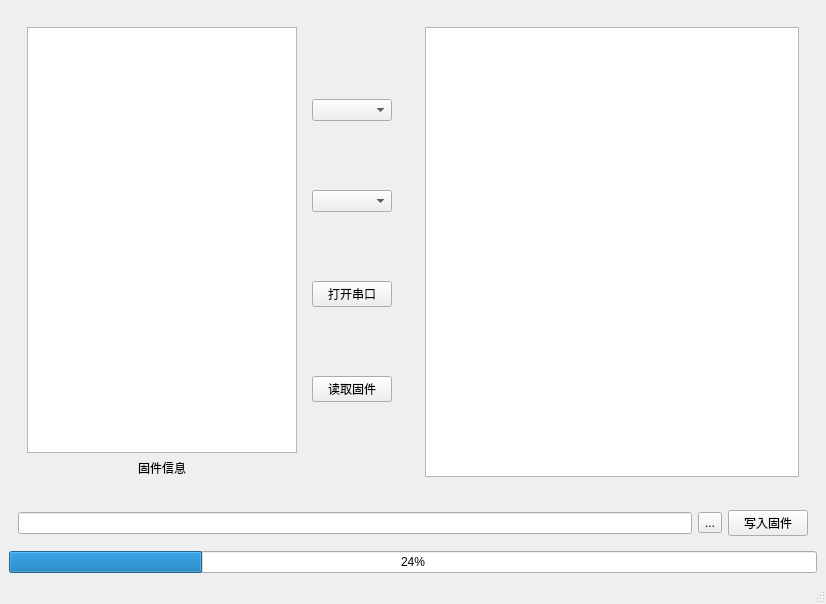
Above: ota_client/mainwindow.ui from nickyyy28/ota_updater before the change. Below: the same form after it.
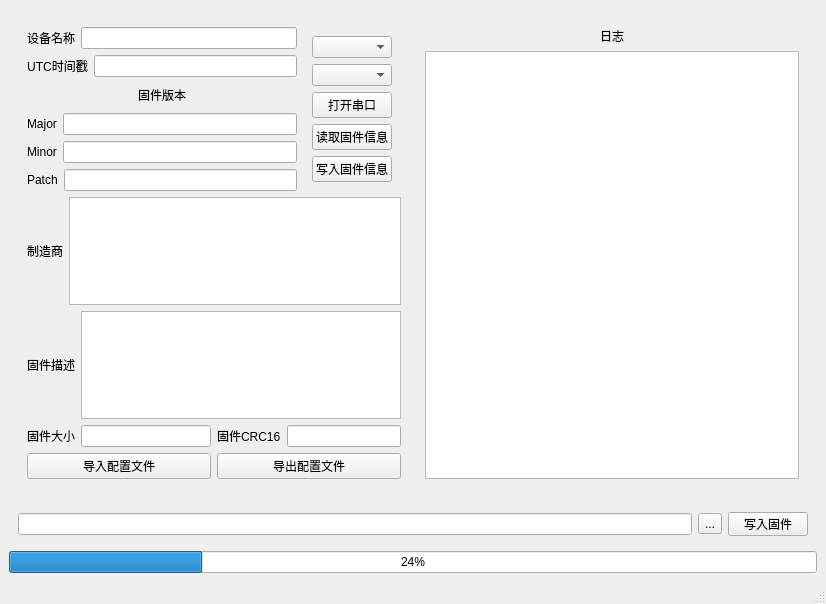
That is the form after the change.

Commit message: update client layout & add new submodule

What changed in the file:
```diff
--- a/ota_client/mainwindow.ui
+++ b/ota_client/mainwindow.ui
@@ -26,21 +26,114 @@
            <height>16777215</height>
           </size>
          </property>
+         <layout class="QGridLayout" name="gridLayout_2">
+          <item row="0" column="0">
+           <layout class="QVBoxLayout" name="verticalLayout_9">
+            <item>
+             <layout class="QVBoxLayout" name="verticalLayout_8">
+              <item>
+               <layout class="QVBoxLayout" name="verticalLayout_7">
+                <item>
+                 <layout class="QHBoxLayout" name="horizontalLayout_8">
+                  <item>
+                   <layout class="QVBoxLayout" name="verticalLayout_6">
+                    <item>
+                     <layout class="QVBoxLayout" name="verticalLayout_5">
+                      <item>
          <layout class="QHBoxLayout" name="horizontalLayout_3">
           <item>
+                         <widget class="QLabel" name="label_2">
+                          <property name="text">
+                           <string>设备名称</string>
+                          </property>
+                          <property name="alignment">
+                           <set>Qt::AlignCenter</set>
+                          </property>
+                         </widget>
+                        </item>
+                        <item>
+                         <widget class="QLineEdit" name="edit_rw_device_name"/>
+                        </item>
+                       </layout>
+                      </item>
+                      <item>
+                       <layout class="QHBoxLayout" name="horizontalLayout_4">
+                        <item>
+                         <widget class="QLabel" name="label_3">
+                          <property name="text">
+                           <string>UTC时间戳</string>
+                          </property>
+                          <property name="alignment">
+                           <set>Qt::AlignCenter</set>
+                          </property>
+                         </widget>
+                        </item>
+                        <item>
+                         <widget class="QLineEdit" name="edit_rw_timestamp"/>
+                        </item>
+                       </layout>
+                      </item>
+                     </layout>
+                    </item>
+                    <item>
+                     <layout class="QVBoxLayout" name="verticalLayout_4">
+                      <item>
+                       <widget class="QLabel" name="label_4">
+                        <property name="text">
+                         <string>固件版本</string>
+                        </property>
+                        <property name="alignment">
+                         <set>Qt::AlignCenter</set>
+                        </property>
+                       </widget>
+                      </item>
+                      <item>
            <layout class="QVBoxLayout" name="verticalLayout_2">
             <item>
-             <widget class="QTextEdit" name="firmwareInfo"/>
+                         <layout class="QHBoxLayout" name="horizontalLayout_5">
+                          <item>
+                           <widget class="QLabel" name="label_5">
+                            <property name="text">
+                             <string>Major</string>
+                            </property>
+                           </widget>
             </item>
             <item>
-             <widget class="QLabel" name="label">
+                           <widget class="QLineEdit" name="edit_rw_major"/>
+                          </item>
+                         </layout>
+                        </item>
+                        <item>
+                         <layout class="QHBoxLayout" name="horizontalLayout_6">
+                          <item>
+                           <widget class="QLabel" name="label_6">
               <property name="text">
-               <string>固件信息</string>
-              </property>
-              <property name="alignment">
-               <set>Qt::AlignCenter</set>
-              </property>
-             </widget>
+                             <string>Minor</string>
+                            </property>
+                           </widget>
+                          </item>
+                          <item>
+                           <widget class="QLineEdit" name="edit_rw_minor"/>
+                          </item>
+                         </layout>
+                        </item>
+                        <item>
+                         <layout class="QHBoxLayout" name="horizontalLayout_7">
+                          <item>
+                           <widget class="QLabel" name="label_7">
+                            <property name="text">
+                             <string>Patch</string>
+                            </property>
+                           </widget>
+                          </item>
+                          <item>
+                           <widget class="QLineEdit" name="edit_rw_patch"/>
+                          </item>
+                         </layout>
+                        </item>
+                       </layout>
+                      </item>
+                     </layout>
             </item>
            </layout>
           </item>
@@ -63,12 +156,108 @@
              <item>
               <widget class="QPushButton" name="btn_read_firmware_info">
                <property name="text">
-                <string>读取固件</string>
+                        <string>读取固件信息</string>
                </property>
               </widget>
              </item>
-            </layout>
-           </widget>
+                     <item>
+                      <widget class="QPushButton" name="btn_write_firmware_info">
+                       <property name="text">
+                        <string>写入固件信息</string>
+                       </property>
+                      </widget>
+                     </item>
+                    </layout>
+                   </widget>
+                  </item>
+                 </layout>
+                </item>
+                <item>
+                 <layout class="QHBoxLayout" name="horizontalLayout_9">
+                  <item>
+                   <widget class="QLabel" name="label">
+                    <property name="text">
+                     <string>制造商</string>
+                    </property>
+                    <property name="alignment">
+                     <set>Qt::AlignCenter</set>
+                    </property>
+                   </widget>
+                  </item>
+                  <item>
+                   <widget class="QTextEdit" name="edit_rw_manufactor"/>
+                  </item>
+                 </layout>
+                </item>
+                <item>
+                 <layout class="QHBoxLayout" name="horizontalLayout_10">
+                  <item>
+                   <widget class="QLabel" name="label_8">
+                    <property name="text">
+                     <string>固件描述</string>
+                    </property>
+                   </widget>
+                  </item>
+                  <item>
+                   <widget class="QTextEdit" name="edit_rw_description"/>
+                  </item>
+                 </layout>
+                </item>
+               </layout>
+              </item>
+              <item>
+               <layout class="QHBoxLayout" name="horizontalLayout_13">
+                <item>
+                 <layout class="QHBoxLayout" name="horizontalLayout_11">
+                  <item>
+                   <widget class="QLabel" name="label_9">
+                    <property name="text">
+                     <string>固件大小</string>
+                    </property>
+                   </widget>
+                  </item>
+                  <item>
+                   <widget class="QLineEdit" name="edit_r_firmware_size"/>
+                  </item>
+                 </layout>
+                </item>
+                <item>
+                 <layout class="QHBoxLayout" name="horizontalLayout_12">
+                  <item>
+                   <widget class="QLabel" name="label_10">
+                    <property name="text">
+                     <string>固件CRC16</string>
+                    </property>
+                   </widget>
+                  </item>
+                  <item>
+                   <widget class="QLineEdit" name="edit_r_firmware_crc16"/>
+                  </item>
+                 </layout>
+                </item>
+               </layout>
+              </item>
+             </layout>
+            </item>
+            <item>
+             <layout class="QHBoxLayout" name="horizontalLayout_14">
+              <item>
+               <widget class="QPushButton" name="btn_import_config">
+                <property name="text">
+                 <string>导入配置文件</string>
+                </property>
+               </widget>
+              </item>
+              <item>
+               <widget class="QPushButton" name="btn_export_config">
+                <property name="text">
+                 <string>导出配置文件</string>
+                </property>
+               </widget>
+              </item>
+             </layout>
+            </item>
+           </layout>
           </item>
          </layout>
         </widget>
@@ -76,8 +265,18 @@
        <item>
         <widget class="QWidget" name="widget_3" native="true">
          <layout class="QGridLayout" name="gridLayout">
+          <item row="1" column="0">
+           <widget class="QTextEdit" name="edit_r_log"/>
+          </item>
           <item row="0" column="0">
-           <widget class="QTextEdit" name="textEdit"/>
+           <widget class="QLabel" name="label_11">
+            <property name="text">
+             <string>日志</string>
+            </property>
+            <property name="alignment">
+             <set>Qt::AlignCenter</set>
+            </property>
+           </widget>
           </item>
          </layout>
         </widget>
@@ -87,6 +286,12 @@
     </item>
     <item>
      <widget class="QWidget" name="widget_4" native="true">
+      <property name="maximumSize">
+       <size>
+        <width>16777215</width>
+        <height>42</height>
+       </size>
+      </property>
       <layout class="QHBoxLayout" name="horizontalLayout_2">
        <item>
         <widget class="QLineEdit" name="lineEdit"/>
```
Lines whose indentation alone changed are shown as unchanged. The commit also changes 3 other files.
